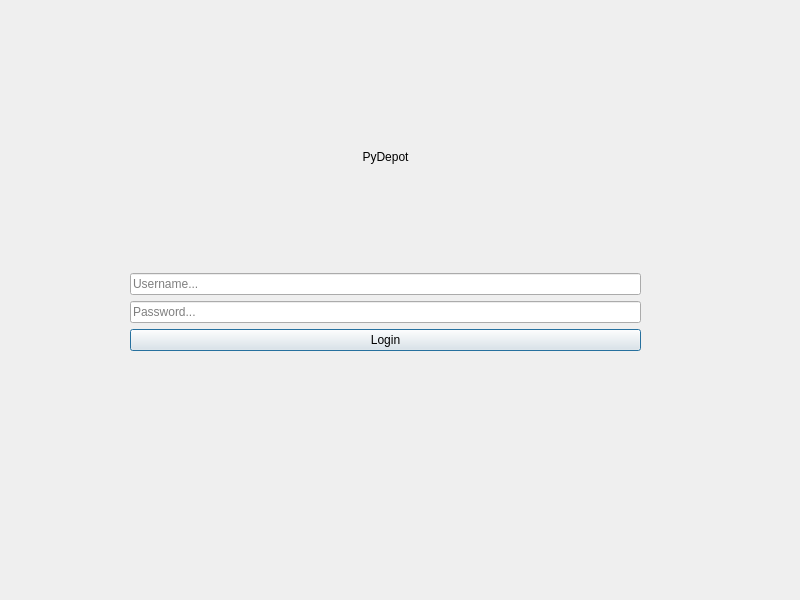
Before: the Qt Designer form UI/login_window.ui in npaolini-8/se-group-5, drawn with Qt 5.
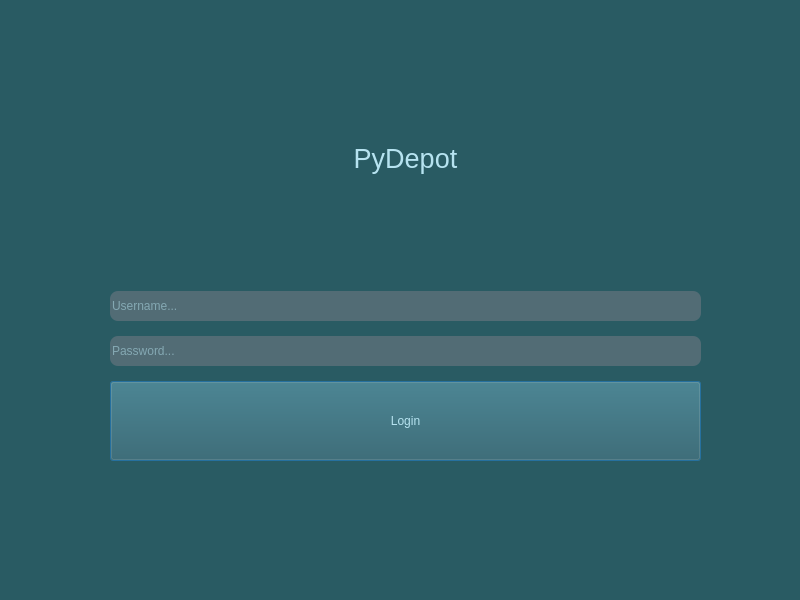
After: the same form once the commit is applied.

Commit message: Styled login, main, create_item

```diff
--- a/UI/login_window.ui
+++ b/UI/login_window.ui
@@ -13,18 +13,38 @@
   <property name="windowTitle">
    <string>PyDepot Login</string>
   </property>
+  <property name="styleSheet">
+   <string notr="true">background-color: #295B63;
+
+
+</string>
+  </property>
   <widget class="QWidget" name="verticalLayoutWidget">
    <property name="geometry">
     <rect>
-     <x>130</x>
-     <y>150</y>
-     <width>511</width>
-     <height>221</height>
+     <x>110</x>
+     <y>50</y>
+     <width>591</width>
+     <height>476</height>
     </rect>
    </property>
    <layout class="QVBoxLayout" name="verticalLayout">
+    <property name="spacing">
+     <number>15</number>
+    </property>
+    <property name="sizeConstraint">
+     <enum>QLayout::SetDefaultConstraint</enum>
+    </property>
     <item>
      <widget class="QLabel" name="titleLbl">
+      <property name="font">
+       <font>
+        <pointsize>20</pointsize>
+       </font>
+      </property>
+      <property name="styleSheet">
+       <string notr="true">color: #B6E3F0;</string>
+      </property>
       <property name="text">
        <string>PyDepot</string>
       </property>
@@ -38,16 +58,37 @@
       <property name="orientation">
        <enum>Qt::Vertical</enum>
       </property>
+      <property name="sizeType">
+       <enum>QSizePolicy::Preferred</enum>
+      </property>
       <property name="sizeHint" stdset="0">
        <size>
         <width>20</width>
-        <height>40</height>
+        <height>10</height>
        </size>
       </property>
      </spacer>
     </item>
     <item>
      <widget class="QLineEdit" name="userName">
+      <property name="minimumSize">
+       <size>
+        <width>0</width>
+        <height>30</height>
+       </size>
+      </property>
+      <property name="baseSize">
+       <size>
+        <width>0</width>
+        <height>0</height>
+       </size>
+      </property>
+      <property name="styleSheet">
+       <string notr="true">background-color: #526c75;
+color: #B6E3F0;
+border-radius: 8px;
+font-size: 12px;</string>
+      </property>
       <property name="placeholderText">
        <string>Username...</string>
       </property>
@@ -55,6 +96,18 @@
     </item>
     <item>
      <widget class="QLineEdit" name="passWord">
+      <property name="minimumSize">
+       <size>
+        <width>0</width>
+        <height>30</height>
+       </size>
+      </property>
+      <property name="styleSheet">
+       <string notr="true">background-color: #526c75;
+color: #B6E3F0;
+border-radius: 8px;
+font-size: 12px;</string>
+      </property>
       <property name="echoMode">
        <enum>QLineEdit::Password</enum>
       </property>
@@ -68,16 +121,34 @@
     </item>
     <item>
      <widget class="QPushButton" name="loginBtn">
+      <property name="minimumSize">
+       <size>
+        <width>0</width>
+        <height>80</height>
+       </size>
+      </property>
+      <property name="styleSheet">
+       <string notr="true">color: #B6E3F0;
+font-size: 12px;</string>
+      </property>
       <property name="text">
        <string>Login</string>
       </property>
-      <property name="default">
-       <bool>true</bool>
-      </property>
      </widget>
     </item>
     <item>
      <widget class="QLabel" name="errorLbl">
+      <property name="maximumSize">
+       <size>
+        <width>16777215</width>
+        <height>50</height>
+       </size>
+      </property>
+      <property name="font">
+       <font>
+        <pointsize>14</pointsize>
+       </font>
+      </property>
       <property name="text">
        <string/>
       </property>
```
The commit also changes 5 other files.
